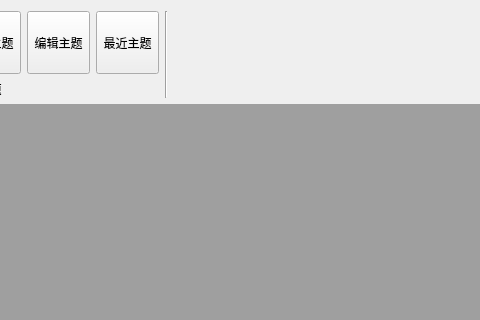
Above: Bodystat/ui/maindlg.ui from hym-dn/Bodystat before the change; both pictures show x 191 to 671 and y 0 to 320 of the 894 by 663 pixel window. Below: the same form after it.
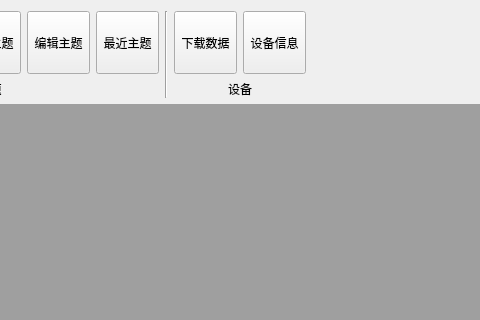
That is the form after the change.

Commit message: 编写设备信息界面。

Diff of the .ui file:
```diff
--- a/Bodystat/ui/maindlg.ui
+++ b/Bodystat/ui/maindlg.ui
@@ -205,6 +205,92 @@
        </property>
       </widget>
      </item>
+     <item>
+      <layout class="QVBoxLayout" name="verticalLayout_4">
+       <property name="leftMargin">
+        <number>0</number>
+       </property>
+       <property name="topMargin">
+        <number>0</number>
+       </property>
+       <property name="rightMargin">
+        <number>0</number>
+       </property>
+       <property name="bottomMargin">
+        <number>0</number>
+       </property>
+       <item>
+        <layout class="QHBoxLayout" name="horizontalLayout_4">
+         <property name="leftMargin">
+          <number>0</number>
+         </property>
+         <property name="topMargin">
+          <number>0</number>
+         </property>
+         <property name="rightMargin">
+          <number>0</number>
+         </property>
+         <property name="bottomMargin">
+          <number>0</number>
+         </property>
+         <item>
+          <widget class="QToolButton" name="_downloadDataToolButton">
+           <property name="minimumSize">
+            <size>
+             <width>63</width>
+             <height>63</height>
+            </size>
+           </property>
+           <property name="text">
+            <string>下载数据</string>
+           </property>
+           <property name="iconSize">
+            <size>
+             <width>32</width>
+             <height>32</height>
+            </size>
+           </property>
+           <property name="toolButtonStyle">
+            <enum>Qt::ToolButtonTextUnderIcon</enum>
+           </property>
+          </widget>
+         </item>
+         <item>
+          <widget class="QToolButton" name="_devInfoToolButton">
+           <property name="minimumSize">
+            <size>
+             <width>63</width>
+             <height>63</height>
+            </size>
+           </property>
+           <property name="text">
+            <string>设备信息</string>
+           </property>
+           <property name="iconSize">
+            <size>
+             <width>32</width>
+             <height>32</height>
+            </size>
+           </property>
+           <property name="toolButtonStyle">
+            <enum>Qt::ToolButtonTextUnderIcon</enum>
+           </property>
+          </widget>
+         </item>
+        </layout>
+       </item>
+       <item>
+        <widget class="QLabel" name="_devLabel">
+         <property name="text">
+          <string>设备</string>
+         </property>
+         <property name="alignment">
+          <set>Qt::AlignCenter</set>
+         </property>
+        </widget>
+       </item>
+      </layout>
+     </item>
      <item>
       <spacer name="horizontalSpacer">
        <property name="orientation">
```
Left out of the diff: 24 changed lines with no effect on the pictures. The commit also changes 14 other files.
